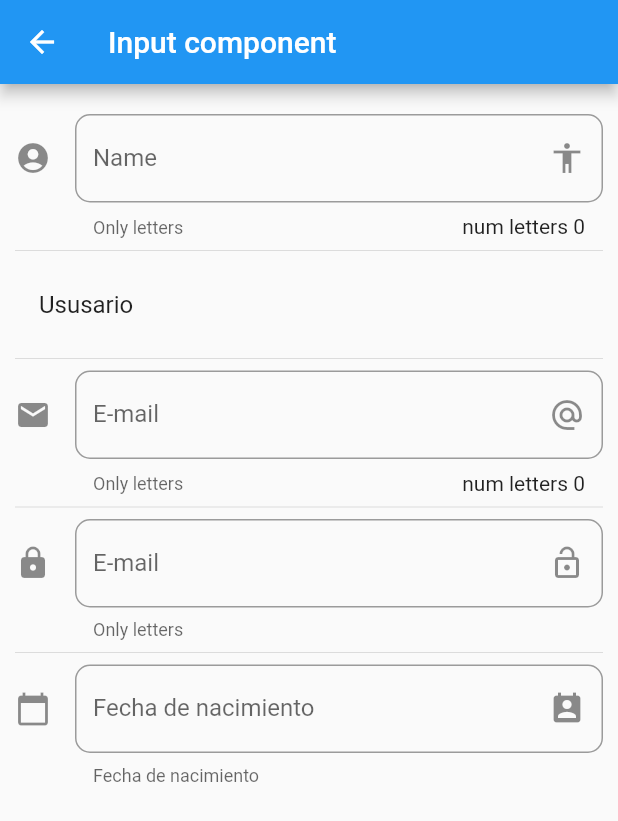
After one commit to jhorber95/flutter_components, a Flutter app: the InputPage screen opened by its route, on a phone screen of 412 x 824 dp. The commit adds this screen. Shown: the top 821 px of the screen. Run offline on Flutter 3.47's test engine with Material 2 defaults, Android fonts, the phone set to English and light mode, and no system bars.

Commit message:
add input pages

```diff
--- a/data/menu-opts.json
+++ b/data/menu-opts.json
@@ -20,6 +20,11 @@
             "ruta" : "animatedContainer",
             "icon" : "donut_large",
             "texto": "Animated conainter"
+        },
+        {
+            "ruta" : "inputs",
+            "icon" : "input",
+            "texto": "Inputs"
         }
     ]
 }
--- /dev/null
+++ b/lib/pages/inputs_page.dart
@@ -0,0 +1,127 @@
+import 'package:flutter/material.dart';
+
+class InputPage extends StatefulWidget {
+  @override
+  _InputPageState createState() => _InputPageState();
+}
+
+class _InputPageState extends State<InputPage> {
+  String _nombre = '';
+  String _email = '';
+  String _fecha = '';
+
+  TextEditingController _dateEditingController = new TextEditingController();
+
+  @override
+  Widget build(BuildContext context) {
+    return Scaffold(
+      appBar: AppBar(
+        title: Text('Input component'),
+      ),
+      body: ListView(
+        padding: EdgeInsets.symmetric(horizontal: 10.0, vertical: 20.0),
+        children: <Widget>[
+          _createInput(),
+          Divider(),
+          _crearPersona(),
+          Divider(),
+          _createEmail(),
+          Divider(),
+          _createPassword(),
+          Divider(),
+          _createDate(context)
+        ],
+      ),
+    );
+  }
+
+  Widget _createInput() {
+    return TextField(
+      textCapitalization: TextCapitalization.sentences,
+      decoration: InputDecoration(
+          border: OutlineInputBorder(borderRadius: BorderRadius.circular(10.0)),
+          counter: Text('num letters ${_nombre.length}'),
+          hintText: 'Name',
+          labelText: 'Name',
+          helperText: 'Only letters',
+          suffixIcon: Icon(Icons.accessibility),
+          icon: Icon(Icons.account_circle)),
+      onChanged: (valor) {
+        setState(() {
+          _nombre = valor;
+        });
+      },
+    );
+  }
+
+  Widget _crearPersona() {
+    return ListTile(
+      title: Text('Ususario $_nombre'),
+    );
+  }
+
+  Widget _createEmail() {
+    return TextField(
+      keyboardType: TextInputType.emailAddress,
+      decoration: InputDecoration(
+          border: OutlineInputBorder(borderRadius: BorderRadius.circular(10.0)),
+          counter: Text('num letters ${_nombre.length}'),
+          hintText: 'E-mail',
+          labelText: 'E-mail',
+          helperText: 'Only letters',
+          suffixIcon: Icon(Icons.alternate_email),
+          icon: Icon(Icons.email)),
+      onChanged: (valor) => setState(() {
+        _email = valor;
+      }),
+    );
+  }
+
+  Widget _createPassword() {
+    return TextField(
+      obscureText: true,
+      decoration: InputDecoration(
+          border: OutlineInputBorder(borderRadius: BorderRadius.circular(10.0)),
+          hintText: 'E-mail',
+          labelText: 'E-mail',
+          helperText: 'Only letters',
+          suffixIcon: Icon(Icons.lock_open),
+          icon: Icon(Icons.lock)),
+      onChanged: (valor) => setState(() {
+        _email = valor;
+      }),
+    );
+  }
+
+  Widget _createDate(BuildContext context) {
+    return TextField(
+      controller: _dateEditingController,
+      enableInteractiveSelection: false,
+      decoration: InputDecoration(
+          border: OutlineInputBorder(borderRadius: BorderRadius.circular(10.0)),
+          hintText: 'dd/mm/yyy',
+          labelText: 'Fecha de nacimiento',
+          helperText: 'Fecha de nacimiento',
+          suffixIcon: Icon(Icons.perm_contact_calendar),
+          icon: Icon(Icons.calendar_today)),
+      onTap: (){
+        FocusScope.of(context).requestFocus(new FocusNode());
+        _selectDate(context);
+      }
+    );
+  }
+
+  void _selectDate(BuildContext context)  async{
+    DateTime picked = await showDatePicker(
+        context: context,
+        initialDate: new DateTime.now(),
+        firstDate: new DateTime(2015),
+        lastDate: new DateTime(2025)
+    );
+
+    if( picked != null) {
+        _fecha = picked.toString();
+        _dateEditingController.text = _fecha;
+    }
+  }
+}
--- a/lib/routes/routes.dart
+++ b/lib/routes/routes.dart
@@ -4,6 +4,7 @@ import 'package:widgets/pages/animated_container_page.dart';
 import 'package:widgets/pages/avatar_page.dart';
 import 'package:widgets/pages/card_page.dart';
 import 'package:widgets/pages/home_page.dart';
+import 'package:widgets/pages/inputs_page.dart';
 
 Map<String, WidgetBuilder> getApplicationRoutes() {
   return <String, WidgetBuilder>{
@@ -12,5 +13,6 @@ Map<String, WidgetBuilder> getApplicationRoutes() {
     'avatar': (BuildContext context) => AvatarPage(),
     'card': (BuildContext context) => CardPage(),
     'animatedContainer': (BuildContext context) => AnimatedContainerPage(),
+    'inputs': (BuildContext context) => InputPage(),
   };
 }
--- a/lib/utils/icono_string_util.dart
+++ b/lib/utils/icono_string_util.dart
@@ -5,6 +5,7 @@ final _icons = <String, IconData>{
   'accessibility': Icons.accessibility,
   'folder_open': Icons.folder_open,
   'donut_large': Icons.donut_large,
+  'input': Icons.input,
 };
 
 
```
